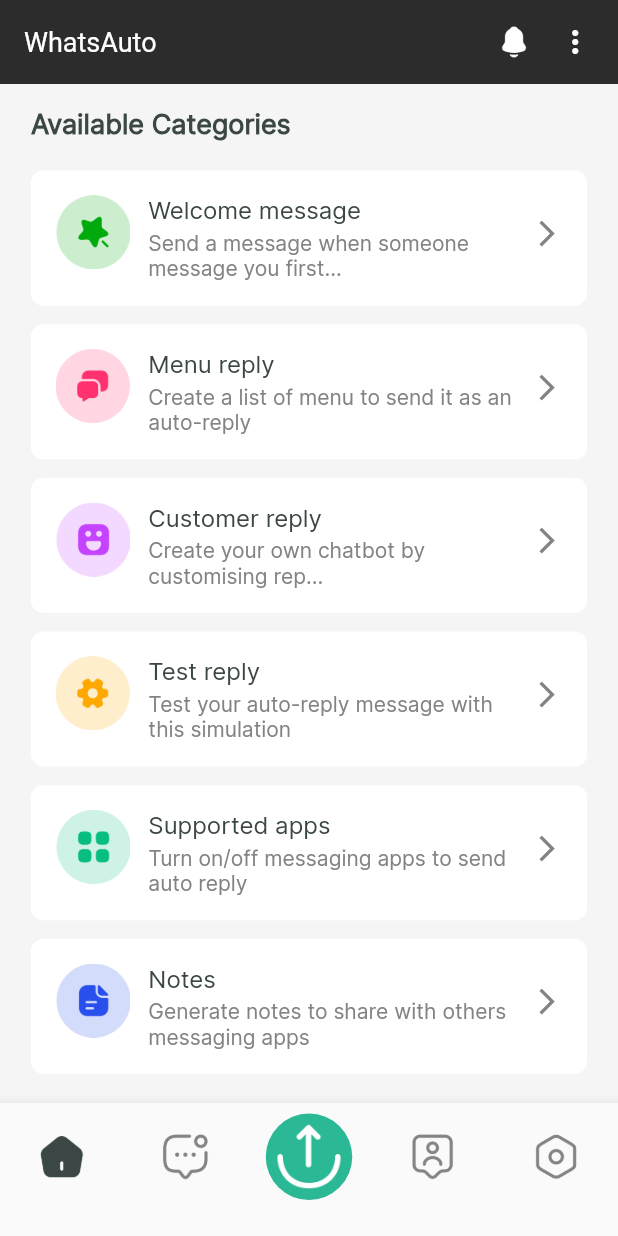
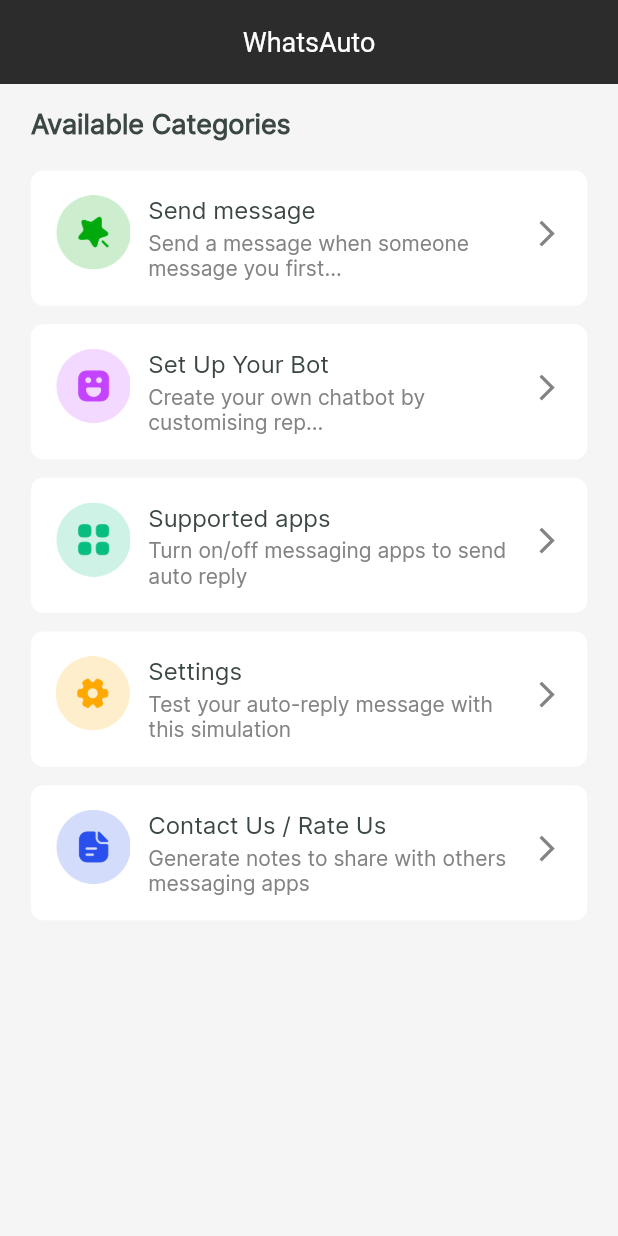
Before and after one commit to SavaliyaPrince/whatsappAuto_old, a Flutter app: the screen it shows after launch, on a phone screen of 412 x 824 dp. Run offline on Flutter 3.47's test engine with Material 2 defaults, Android fonts, the phone set to English and light mode, and no system bars; our stand-ins replace fluttertoast, get; Roboto replaces fonts that are missing (Customtext).

Commit message:
- homeScreen Desing change

```diff
--- /dev/null
+++ b/lib/Utils/navigation_utils/navigation.dart
@@ -0,0 +1,63 @@
+import 'package:flutter/material.dart';
+import 'package:get/get.dart';
+
+class Navigation {
+  static void push(Widget child) {
+    Get.to<dynamic>(child);
+  }
+
+  static Future pushNamed(
+    String routeName, {
+    dynamic arg,
+    Map<String, String>? params,
+  }) async {
+    return await Get.toNamed<dynamic>(routeName,
+        arguments: arg, parameters: params);
+  }
+
+  static void popAndPushNamed(
+    String routeName, {
+    dynamic arg,
+    Map<String, String>? params,
+  }) {
+    Get.offAndToNamed<dynamic>(routeName, arguments: arg, parameters: params);
+  }
+
+  static void leftToRight(Widget child) {
+    Get.to<dynamic>(() => child, transition: Transition.leftToRight);
+  }
+
+  static void rightToLeft(Widget child) {
+    Get.to<dynamic>(() => child, transition: Transition.rightToLeft);
+  }
+
+  static void replace(String routeName, {dynamic arguments}) {
+    Get.offNamed<dynamic>(routeName, arguments: arguments);
+  }
+
+  static void pop({Map<String, dynamic>? data}) {
+    Get.back<dynamic>(result: data);
+  }
+
+  static void doublePop() {
+    Get
+      ..back<dynamic>()
+      ..back<dynamic>();
+  }
+
+  static void removeAll(Widget child) {
+    Get.offAll<dynamic>(child);
+  }
+
+  static void popupUtil(String routeName) {
+    Get.until((route) => Get.currentRoute == routeName);
+  }
+
+  static void replaceAll(
+    String routeName, {
+    dynamic arg,
+    Map<String, String>? params,
+  }) {
+    Get.offAllNamed(routeName, arguments: arg, parameters: params);
+  }
+}
--- /dev/null
+++ b/lib/Utils/navigation_utils/routes.dart
@@ -0,0 +1,40 @@
+import 'package:get/get.dart';
+import 'package:whatsapp_auto/modules/homepage/home_page.dart';
+import 'package:whatsapp_auto/splashScreen.dart';
+
+mixin Routes {
+  static const defaultTransition = Transition.rightToLeft;
+
+  // get started
+  static const String splash = '/splash';
+  static const String homePage = "/homePage";
+
+  static List<GetPage<dynamic>> pages = [
+    GetPage(
+      name: splash,
+      page: () => const SplashScreen(),
+      transition: Transition.rightToLeft,
+    ),
+    GetPage(
+      name: homePage,
+      page: () => const HomePageScreen(),
+      transition: Transition.rightToLeft,
+    ),
+
+    // GetPage(
+    //   name: Bottom.routeName,
+    //   page: () => Bottom(),
+    //   transition: Transition.rightToLeft,
+    // ),
+    // GetPage(
+    //   name: HomePageScreen.routeName,
+    //   page: () => const HomePageScreen(),
+    //   transition: Transition.rightToLeft,
+    // ),
+    // GetPage(
+    //   name: WelcomeMessage.routeName,
+    //   page: () => WelcomeMessage(),
+    //   transition: Transition.rightToLeft,
+    // ),
+  ];
+}
--- a/lib/main.dart
+++ b/lib/main.dart
@@ -1,16 +1,13 @@
 import 'package:flutter/material.dart';
 import 'package:get/get.dart';
 import 'package:whatsapp_auto/Utils/my_behavior.dart';
+import 'package:whatsapp_auto/Utils/navigation_utils/routes.dart';
 import 'package:whatsapp_auto/modules/homePageCantroller.dart';
-import 'package:whatsapp_auto/modules/homepage/home_page.dart';
-import 'package:whatsapp_auto/modules/homepage/welcome_message/welcome_message.dart';
-import 'package:whatsapp_auto/splashScreen.dart';
+
 import 'package:whatsapp_auto/theme/app_string.dart';
-import 'package:whatsapp_auto/widgets/bottom_navigation_bar.dart';
-
 import 'modules/homepage/welcome_message/welcome_controller.dart';
 
-void main() async {
+Future<void> main() async {
   WidgetsFlutterBinding.ensureInitialized();
   runApp(const MyApp());
 }
@@ -35,7 +32,6 @@ class MyApp extends StatelessWidget {
           );
         },
         initialBinding: AppBidding(),
-        initialRoute: SplashScreen.routeName,
         theme: ThemeData(
           fontFamily: AppString.fonts,
           splashColor: Colors.transparent,
@@ -44,34 +40,13 @@ class MyApp extends StatelessWidget {
             backgroundColor: Colors.white,
             elevation: 0,
             textTheme: TextTheme(
-              headline6: TextStyle(
-                  color: Colors.black, fontSize: 18, fontFamily: "Customtext"),
+              headline6: TextStyle(color: Colors.black, fontSize: 18, fontFamily: "Customtext"),
             ),
             iconTheme: IconThemeData(color: Colors.black),
           ),
         ),
-        getPages: [
-          GetPage(
-            name: SplashScreen.routeName,
-            page: () => const SplashScreen(),
-            transition: Transition.rightToLeft,
-          ),
-          GetPage(
-            name: Bottom.routeName,
-            page: () => Bottom(),
-            transition: Transition.rightToLeft,
-          ),
-          GetPage(
-            name: HomePageScreen.routeName,
-            page: () => const HomePageScreen(),
-            transition: Transition.rightToLeft,
-          ),
-          GetPage(
-            name: WelcomeMessage.routeName,
-            page: () => WelcomeMessage(),
-            transition: Transition.rightToLeft,
-          ),
-        ],
+        initialRoute: Routes.splash,
+        getPages: Routes.pages,
       ),
     );
   }
--- a/lib/modules/homepage/home_page.dart
+++ b/lib/modules/homepage/home_page.dart
@@ -5,11 +5,10 @@ import 'package:whatsapp_auto/Utils/size_utils.dart';
 import 'package:whatsapp_auto/modules/homepage/welcome_message/welcome_message.dart';
 import 'package:whatsapp_auto/theme/app_color.dart';
 import 'package:whatsapp_auto/theme/app_string.dart';
+import 'package:whatsapp_auto/widgets/app_text.dart';
 import 'package:whatsapp_auto/widgets/categories_box.dart';
 
 class HomePageScreen extends StatelessWidget {
-  static const routeName = '/Homepage_screen';
-
   const HomePageScreen({Key? key}) : super(key: key);
 
   @override
@@ -17,31 +16,13 @@ class HomePageScreen extends StatelessWidget {
     return Scaffold(
       backgroundColor: AppColor.appBackgroundColor,
       appBar: AppBar(
+        automaticallyImplyLeading: false,
+        centerTitle: true,
         backgroundColor: AppColor.appBarColors,
-        title: const Text(
+        title: const AppText(
           AppString.whatsAuto,
-          style: TextStyle(color: AppColor.whiteColor),
+          color: AppColor.whiteColor,
         ),
-        actions: [
-          Padding(
-            padding: EdgeInsets.only(right: SizeUtils.horizontalBlockSize * 4),
-            child: Row(
-              children: [
-                Image.asset(
-                  AssetsPath.notification,
-                  width: SizeUtils.horizontalBlockSize * 6,
-                ),
-                SizedBox(
-                  width: SizeUtils.horizontalBlockSize * 4,
-                ),
-                const Icon(
-                  Icons.more_vert,
-                  color: AppColor.whiteColor,
-                )
-              ],
-            ),
-          ),
-        ],
       ),
       body: Stack(
         children: [
@@ -75,23 +56,17 @@ class HomePageScreen extends StatelessWidget {
           // ),
           Padding(
             padding: EdgeInsets.only(
-                top: SizeUtils.verticalBlockSize * 2,
-                left: SizeUtils.horizontalBlockSize * 5,
-                right: SizeUtils.horizontalBlockSize * 5),
+                top: SizeUtils.verticalBlockSize * 2, left: SizeUtils.horizontalBlockSize * 5, right: SizeUtils.horizontalBlockSize * 5),
             // padding: EdgeInsets.only(top: SizeUtils.verticalBlockSize * 14, left: SizeUtils.horizontalBlockSize * 5,right: SizeUtils.horizontalBlockSize * 5),
             child: Stack(
               children: [
                 const Text(
                   AppString.availableCategories,
-                  style: TextStyle(
-                      color: AppColor.textColor,
-                      fontSize: 18,
-                      fontWeight: FontWeight.w600),
+                  style: TextStyle(color: AppColor.textColor, fontSize: 18, fontWeight: FontWeight.w600),
                 ),
                 SingleChildScrollView(
                   child: Padding(
-                    padding:
-                        EdgeInsets.only(top: SizeUtils.verticalBlockSize * 5),
+                    padding: EdgeInsets.only(top: SizeUtils.verticalBlockSize * 5),
                     child: Column(
                       children: [
                         customCategoriesBox(
@@ -105,18 +80,29 @@ class HomePageScreen extends StatelessWidget {
                           height: SizeUtils.verticalBlockSize * 1.5,
                         ),
                         customCategoriesBox(
-                            titleText: AppString.menuReplyTitle,
-                            subtitle: AppString.menuReplySubTile,
-                            image: AssetsPath.messages,
-                            onTap: () {}),
+                          titleText: AppString.emojiTitle,
+                          subtitle: AppString.emojiSubTile,
+                          image: AssetsPath.emoji,
+                          onTap: () {},
+                        ),
+                        // SizedBox(
+                        //   height: SizeUtils.verticalBlockSize * 1.5,
+                        // ),
+                        // customCategoriesBox(
+                        //   titleText: AppString.menuReplyTitle,
+                        //   subtitle: AppString.menuReplySubTile,
+                        //   image: AssetsPath.messages,
+                        //   onTap: () {},
+                        // ),
                         SizedBox(
                           height: SizeUtils.verticalBlockSize * 1.5,
                         ),
                         customCategoriesBox(
-                            titleText: AppString.emojiTitle,
-                            subtitle: AppString.emojiSubTile,
-                            image: AssetsPath.emoji,
-                            onTap: () {}),
+                          titleText: AppString.categoryTitle,
+                          subtitle: AppString.categorySubTile,
+                          image: AssetsPath.category,
+                          onTap: () {},
+                        ),
                         SizedBox(
                           height: SizeUtils.verticalBlockSize * 1.5,
                         ),
@@ -124,15 +110,9 @@ class HomePageScreen extends StatelessWidget {
                           titleText: AppString.settingTitle,
                           subtitle: AppString.settingSubTile,
                           image: AssetsPath.setting,
-                            onTap: () {}),
-                        SizedBox(
-                          height: SizeUtils.verticalBlockSize * 1.5,
+                          onTap: () {},
                         ),
-                        customCategoriesBox(
-                            titleText: AppString.categoryTitle,
-                            subtitle: AppString.categorySubTile,
-                            image: AssetsPath.category,
-                            onTap: () {}),
+
                         SizedBox(
                           height: SizeUtils.verticalBlockSize * 1.5,
                         ),
@@ -140,7 +120,8 @@ class HomePageScreen extends StatelessWidget {
                           titleText: AppString.documentTitle,
                           subtitle: AppString.documentSubTile,
                           image: AssetsPath.document,
-                            onTap: () {}),
+                          onTap: () {},
+                        ),
                       ],
                     ),
                   ),
--- a/lib/splashScreen.dart
+++ b/lib/splashScreen.dart
@@ -2,10 +2,10 @@ import 'dart:async';
 
 import 'package:flutter/cupertino.dart';
 import 'package:flutter/material.dart';
-import 'package:get/get.dart';
 import 'package:whatsapp_auto/Utils/assets_path.dart';
+import 'package:whatsapp_auto/Utils/navigation_utils/navigation.dart';
+import 'package:whatsapp_auto/Utils/navigation_utils/routes.dart';
 import 'package:whatsapp_auto/theme/app_color.dart';
-import 'package:whatsapp_auto/widgets/bottom_navigation_bar.dart';
 
 import 'Utils/size_utils.dart';
 
@@ -66,7 +66,7 @@ class _SplashScreenState extends State<SplashScreen> {
     _timer = Timer.periodic(
       const Duration(seconds: 5),
       (timer) {
-        Get.offAllNamed(Bottom.routeName);
+        Navigation.pushNamed(Routes.homePage);
       },
     );
   }
--- a/lib/theme/app_string.dart
+++ b/lib/theme/app_string.dart
@@ -3,26 +3,20 @@ class AppString {
 
   static const whatsAuto = 'WhatsAuto';
   static const availableCategories = 'Available Categories';
-  static const welcomeMessageTitle = 'Welcome message';
-  static const welcomeMessageSubTile =
-      'Send a message when someone message you first...';
+  static const welcomeMessageTitle = 'Send message';
+  static const welcomeMessageSubTile = 'Send a message when someone message you first...';
   static const menuReplyTitle = 'Menu reply';
-  static const menuReplySubTile =
-      'Create a list of menu to send it as an auto-reply';
-  static const emojiTitle = 'Customer reply';
+  static const menuReplySubTile = 'Create a list of menu to send it as an auto-reply';
+  static const emojiTitle = 'Set Up Your Bot';
   static const emojiSubTile = 'Create your own chatbot by customising rep...';
-  static const settingTitle = 'Test reply';
-  static const settingSubTile =
-      'Test your auto-reply message with this simulation';
+  static const settingTitle = 'Settings';
+  static const settingSubTile = 'Test your auto-reply message with this simulation';
   static const categoryTitle = 'Supported apps';
-  static const categorySubTile =
-      'Turn on/off messaging apps to send auto reply';
-  static const documentTitle = 'Notes';
-  static const documentSubTile =
-      'Generate notes to share with others messaging apps';
+  static const categorySubTile = 'Turn on/off messaging apps to send auto reply';
+  static const documentTitle = 'Contact Us / Rate Us';
+  static const documentSubTile = 'Generate notes to share with others messaging apps';
   static const sendWelcomeMessage = 'Send welcome message';
-  static const sendAWelcome =
-      'send a welcome message when someone message you first time or every 3 days once';
+  static const sendAWelcome = 'send a welcome message when someone message you first time or every 3 days once';
   static const createWelcomeMessage = 'Create welcome message';
   static const welcomeMessage = 'Welcome message';
   static const inputNewWelcomeMessage = 'Input new welcome message';
--- /dev/null
+++ b/lib/widgets/app_text.dart
@@ -0,0 +1,27 @@
+import 'package:flutter/cupertino.dart';
+
+class AppText extends StatelessWidget {
+  final String text;
+  final Color? color;
+  final double? fontSize;
+  final FontWeight? fontWeight;
+
+  const AppText(
+    this.text, {
+    this.color,
+    this.fontSize,
+    this.fontWeight,
+  });
+
+  @override
+  Widget build(BuildContext context) {
+    return Text(
+      text,
+      style: TextStyle(
+        color: color,
+        fontSize: fontSize,
+        fontWeight: fontWeight,
+      ),
+    );
+  }
+}
--- a/lib/widgets/bottom_navigation_bar.dart
+++ b/lib/widgets/bottom_navigation_bar.dart
@@ -1,114 +1,114 @@
-import 'package:flutter/material.dart';
-import 'package:get/get.dart';
-import 'package:whatsapp_auto/Utils/assets_path.dart';
-import 'package:whatsapp_auto/Utils/size_utils.dart';
-import 'package:whatsapp_auto/modules/homePageCantroller.dart';
-import 'package:whatsapp_auto/modules/homepage/home_page.dart';
-import 'package:whatsapp_auto/modules/messages.dart';
-import 'package:whatsapp_auto/theme/app_color.dart';
-
-class Bottom extends StatefulWidget {
-  static const routeName = '/BottomNavigationBar_screen';
-
-  @override
-  _BottomState createState() => _BottomState();
-}
-
-class _BottomState extends State<Bottom> {
-  HomePageController homePageController = Get.find();
-
-  int _selectedIndex = 0;
-
-  static const List<Widget> _widgetOptions = <Widget>[
-    HomePageScreen(),
-    Meassages(),
-    Meassagess(),
-    Meassagess(),
-    Meassagess(),
-  ];
-
-  void _onItemTapped(int index) {
-    setState(() {
-      if (index != 2) {
-        _selectedIndex = index;
-      }
-    });
-  }
-
-  @override
-  Widget build(BuildContext context) {
-    return Scaffold(
-      body: Center(
-        child: _widgetOptions.elementAt(_selectedIndex),
-      ),
-      bottomNavigationBar: BottomNavigationBar(
-        items: <BottomNavigationBarItem>[
-          BottomNavigationBarItem(
-            icon: Image.asset(
-              _selectedIndex == 0
-                  ? AssetsPath.homeBottomNavigationBarItem1
-                  : AssetsPath.homeBottomNavigationBarItem,
-              width: SizeUtils.horizontalBlockSize * 8,
-              color:
-                  _selectedIndex == 0 ? AppColor.textColor : AppColor.iconColor,
-            ),
-            label: '',
-          ),
-          BottomNavigationBarItem(
-            icon: Image.asset(
-              _selectedIndex == 1
-                  ? AssetsPath.messageBottomNavigationBarItem1
-                  : AssetsPath.messageBottomNavigationBarItem,
-              width: SizeUtils.horizontalBlockSize * 8,
-              color:
-                  _selectedIndex == 1 ? AppColor.textColor : AppColor.iconColor,
-            ),
-            label: '',
-          ),
-          BottomNavigationBarItem(
-            icon: Align(
-              alignment: Alignment.bottomCenter,
-              child: Container(
-                decoration: const BoxDecoration(
-                  color: AppColor.splashScreenBackgroundColor,
-                  shape: BoxShape.circle,
-                ),
-                child: Image.asset(
-                  AssetsPath.upBottomNavigationBarItem,
-                  width: SizeUtils.horizontalBlockSize * 14,
-                ),
-              ),
-            ),
-            label: '',
-          ),
-          BottomNavigationBarItem(
-            icon: Image.asset(
-              _selectedIndex == 3
-                  ? AssetsPath.userBottomNavigationBarItem1
-                  : AssetsPath.userBottomNavigationBarItem,
-              width: SizeUtils.horizontalBlockSize * 8,
-              color:
-                  _selectedIndex == 3 ? AppColor.textColor : AppColor.iconColor,
-            ),
-            label: '',
-          ),
-          BottomNavigationBarItem(
-            icon: Image.asset(
-              _selectedIndex == 4
-                  ? AssetsPath.settingBottomNavigationBarItem1
-                  : AssetsPath.settingBottomNavigationBarItem,
-              width: SizeUtils.horizontalBlockSize * 8,
-              color:
-                  _selectedIndex == 4 ? AppColor.textColor : AppColor.iconColor,
-            ),
-            label: '',
-          ),
-        ],
-        type: BottomNavigationBarType.fixed,
-        currentIndex: _selectedIndex,
-        onTap: _onItemTapped,
-        fixedColor: Colors.transparent,
-      ),
-    );
-  }
-}
+// import 'package:flutter/material.dart';
+// import 'package:get/get.dart';
+// import 'package:whatsapp_auto/Utils/assets_path.dart';
+// import 'package:whatsapp_auto/Utils/size_utils.dart';
+// import 'package:whatsapp_auto/modules/homePageCantroller.dart';
+// import 'package:whatsapp_auto/modules/homepage/home_page.dart';
+// import 'package:whatsapp_auto/modules/messages.dart';
+// import 'package:whatsapp_auto/theme/app_color.dart';
+//
+// class Bottom extends StatefulWidget {
+//   static const routeName = '/BottomNavigationBar_screen';
+//
+//   @override
+//   _BottomState createState() => _BottomState();
+// }
+//
+// class _BottomState extends State<Bottom> {
+//   HomePageController homePageController = Get.find();
+//
+//   int _selectedIndex = 0;
+//
+//   static const List<Widget> _widgetOptions = <Widget>[
+//     HomePageScreen(),
+//     Meassages(),
+//     Meassagess(),
+//     Meassagess(),
+//     Meassagess(),
+//   ];
+//
+//   void _onItemTapped(int index) {
+//     setState(() {
+//       if (index != 2) {
+//         _selectedIndex = index;
+//       }
+//     });
+//   }
+//
+//   @override
+//   Widget build(BuildContext context) {
+//     return Scaffold(
+//       body: Center(
+//         child: _widgetOptions.elementAt(_selectedIndex),
+//       ),
+//       bottomNavigationBar: BottomNavigationBar(
+//         items: <BottomNavigationBarItem>[
+//           BottomNavigationBarItem(
+//             icon: Image.asset(
+//               _selectedIndex == 0
+//                   ? AssetsPath.homeBottomNavigationBarItem1
+//                   : AssetsPath.homeBottomNavigationBarItem,
+//               width: SizeUtils.horizontalBlockSize * 8,
+//               color:
+//                   _selectedIndex == 0 ? AppColor.textColor : AppColor.iconColor,
+//             ),
+//             label: '',
+//           ),
+//           BottomNavigationBarItem(
+//             icon: Image.asset(
+//               _selectedIndex == 1
+//                   ? AssetsPath.messageBottomNavigationBarItem1
+//                   : AssetsPath.messageBottomNavigationBarItem,
+//               width: SizeUtils.horizontalBlockSize * 8,
+//               color:
+//                   _selectedIndex == 1 ? AppColor.textColor : AppColor.iconColor,
+//             ),
+//             label: '',
+//           ),
+//           BottomNavigationBarItem(
+//             icon: Align(
+//               alignment: Alignment.bottomCenter,
+//               child: Container(
+//                 decoration: const BoxDecoration(
+//                   color: AppColor.splashScreenBackgroundColor,
+//                   shape: BoxShape.circle,
+//                 ),
+//                 child: Image.asset(
+//                   AssetsPath.upBottomNavigationBarItem,
+//                   width: SizeUtils.horizontalBlockSize * 14,
+//                 ),
+//               ),
+//             ),
+//             label: '',
+//           ),
+//           BottomNavigationBarItem(
+//             icon: Image.asset(
+//               _selectedIndex == 3
+//                   ? AssetsPath.userBottomNavigationBarItem1
+//                   : AssetsPath.userBottomNavigationBarItem,
+//               width: SizeUtils.horizontalBlockSize * 8,
+//               color:
+//                   _selectedIndex == 3 ? AppColor.textColor : AppColor.iconColor,
+//             ),
+//             label: '',
+//           ),
+//           BottomNavigationBarItem(
+//             icon: Image.asset(
+//               _selectedIndex == 4
+//                   ? AssetsPath.settingBottomNavigationBarItem1
+//                   : AssetsPath.settingBottomNavigationBarItem,
+//               width: SizeUtils.horizontalBlockSize * 8,
+//               color:
+//                   _selectedIndex == 4 ? AppColor.textColor : AppColor.iconColor,
+//             ),
+//             label: '',
+//           ),
+//         ],
+//         type: BottomNavigationBarType.fixed,
+//         currentIndex: _selectedIndex,
+//         onTap: _onItemTapped,
+//         fixedColor: Colors.transparent,
+//       ),
+//     );
+//   }
+// }
--- a/lib/widgets/button.dart
+++ b/lib/widgets/button.dart
@@ -2,7 +2,10 @@ import 'package:flutter/material.dart';
 import 'package:whatsapp_auto/Utils/size_utils.dart';
 import 'package:whatsapp_auto/theme/app_color.dart';
 
-Widget createButton({required String? text, required VoidCallback onTap}) {
+Widget createButton({
+  required String? text,
+  required VoidCallback onTap,
+}) {
   return InkWell(
     onTap: onTap,
     child: Container(
```
Also changed, not shown: 1 other file. Lines whose indentation alone changed are shown as unchanged.
